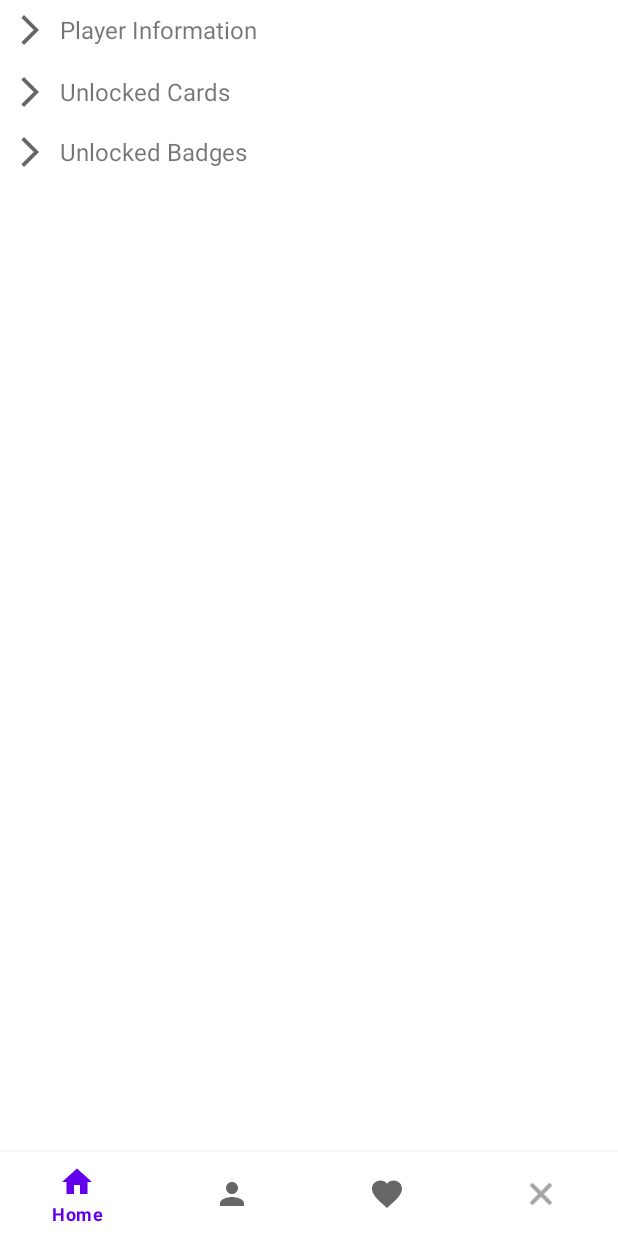
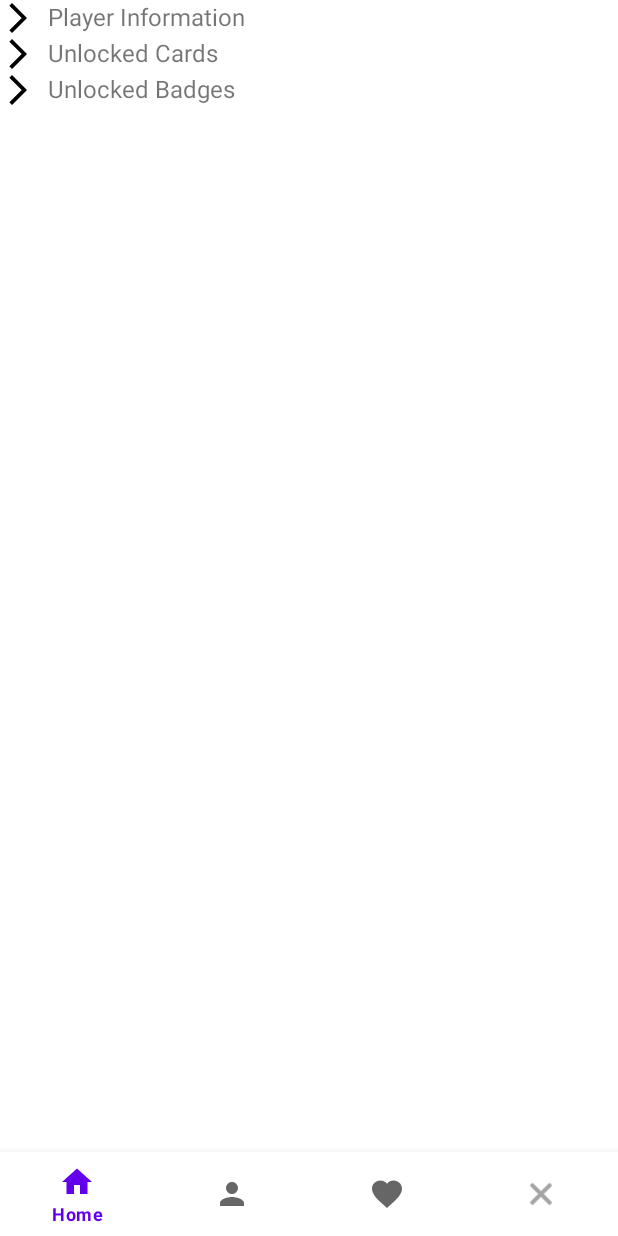
Before and after one commit to brayanVaccaro/brawlMobile, an Android app: the layout activity_clash_player.xml on its own in the app's theme, with its tools: preview values and no code run, on a phone screen of 412 x 824 dp. Run offline under Robolectric (Android 15) with nearby library versions, the phone set to English and light mode, and no system bars.

Commit message:
replaced LinearLayout with TextView that has app:drawableStartCompat attribute in player activities layout and related logic in activities

```diff
--- a/app/src/main/res/drawable/ic_arrow_down.xml
+++ b/app/src/main/res/drawable/ic_arrow_down.xml
@@ -6,6 +6,6 @@
     android:viewportWidth="24.0"
     android:viewportHeight="24.0">
     <path
-        android:fillColor="@android:color/white"
+        android:fillColor="@android:color/black"
         android:pathData="M12,16.41l-6.71,-6.7l1.42,-1.42l5.29,5.3l5.29,-5.3l1.42,1.42z" />
 </vector>
--- a/app/src/main/res/drawable/ic_arrow_forward.xml
+++ b/app/src/main/res/drawable/ic_arrow_forward.xml
@@ -5,8 +5,8 @@
     android:viewportWidth="24"
     android:viewportHeight="24"
     android:autoMirrored="true"
-    android:tint="?attr/colorControlNormal">
+    >
     <path
-        android:fillColor="@android:color/white"
+        android:fillColor="@android:color/black"
         android:pathData="M6.23,20.23l1.77,1.77l10,-10l-10,-10l-1.77,1.77l8.23,8.23z"/>
 </vector>
--- a/app/src/main/res/layout/activity_clash_player.xml
+++ b/app/src/main/res/layout/activity_clash_player.xml
@@ -19,33 +19,17 @@
             android:layout_width="match_parent"
             android:layout_height="wrap_content">
 
-            <LinearLayout
+            <TextView
                 android:id="@+id/expandPlayerInfo"
-                android:layout_width="match_parent"
+                android:layout_width="0dp"
                 android:layout_height="wrap_content"
-                android:orientation="horizontal"
-
-                android:padding="8dp"
+                android:drawablePadding="8dp"
+                android:text="@string/header_player_information"
+                android:textSize="16sp"
+                app:drawableStartCompat="@drawable/ic_arrow_forward"
                 app:layout_constraintEnd_toEndOf="parent"
                 app:layout_constraintStart_toStartOf="parent"
-                app:layout_constraintTop_toTopOf="parent">
-
-                <ImageView
-                    android:id="@+id/arrowIconPlayerInfo"
-                    android:layout_width="wrap_content"
-                    android:layout_height="wrap_content"
-                    android:src="@drawable/ic_arrow_forward" />
-
-                <TextView
-                    android:id="@+id/headerTextPlayerInfo"
-                    android:layout_width="wrap_content"
-                    android:layout_height="wrap_content"
-                    android:layout_gravity="center_vertical"
-                    android:layout_marginStart="8dp"
-                    android:text="Player Information"
-                    android:textSize="16sp" />
-
-            </LinearLayout>
+                app:layout_constraintTop_toTopOf="parent" />
 
             <androidx.recyclerview.widget.RecyclerView
                 android:id="@+id/playerRecyclerViewInfo"
@@ -57,34 +41,17 @@
 
             </androidx.recyclerview.widget.RecyclerView>
 
-            <LinearLayout
+            <TextView
                 android:id="@+id/expandUnlockedCards"
-                android:layout_width="match_parent"
+                android:layout_width="0dp"
                 android:layout_height="wrap_content"
-                android:layout_marginTop="1dp"
-                android:orientation="horizontal"
-
-                android:padding="8dp"
+                android:drawablePadding="8dp"
+                android:text="@string/header_unlocked_cards"
+                android:textSize="16sp"
+                app:drawableStartCompat="@drawable/ic_arrow_forward"
                 app:layout_constraintEnd_toEndOf="parent"
                 app:layout_constraintStart_toStartOf="parent"
-                app:layout_constraintTop_toBottomOf="@+id/playerRecyclerViewInfo">
-
-                <ImageView
-                    android:id="@+id/arrowIconUnlockedCards"
-                    android:layout_width="wrap_content"
-                    android:layout_height="wrap_content"
-                    android:src="@drawable/ic_arrow_forward" />
-
-                <TextView
-                    android:id="@+id/headerTextCards"
-                    android:layout_width="wrap_content"
-                    android:layout_height="wrap_content"
-                    android:layout_gravity="center_vertical"
-                    android:layout_marginStart="8dp"
-                    android:text="Unlocked Cards"
-                    android:textSize="16sp" />
-
-            </LinearLayout>
+                app:layout_constraintTop_toBottomOf="@id/playerRecyclerViewInfo" />
 
             <androidx.recyclerview.widget.RecyclerView
                 android:id="@+id/playerRecyclerViewCards"
@@ -94,33 +61,18 @@
                 app:layout_constraintStart_toStartOf="parent"
                 app:layout_constraintTop_toBottomOf="@+id/expandUnlockedCards" />
 
-            <LinearLayout
+            <TextView
                 android:id="@+id/expandUnlockedBadges"
-                android:layout_width="match_parent"
+                android:layout_width="0dp"
                 android:layout_height="wrap_content"
-                android:orientation="horizontal"
-
-                android:padding="8dp"
+                android:drawablePadding="8dp"
+                android:text="@string/header_unlocked_badges"
+                android:textSize="16sp"
+                app:drawableStartCompat="@drawable/ic_arrow_forward"
                 app:layout_constraintEnd_toEndOf="parent"
                 app:layout_constraintStart_toStartOf="parent"
-                app:layout_constraintTop_toBottomOf="@id/playerRecyclerViewCards">
+                app:layout_constraintTop_toBottomOf="@id/playerRecyclerViewCards" />
 
-                <ImageView
-                    android:id="@+id/arrowIconUnlockedBadges"
-                    android:layout_width="wrap_content"
-                    android:layout_height="wrap_content"
-                    android:src="@drawable/ic_arrow_forward" />
-
-                <TextView
-                    android:id="@+id/headerTextBadges"
-                    android:layout_width="wrap_content"
-                    android:layout_height="wrap_content"
-                    android:layout_gravity="center_vertical"
-                    android:layout_marginStart="8dp"
-                    android:text="Unlocked Badges"
-                    android:textSize="16sp" />
-
-            </LinearLayout>
 
             <androidx.recyclerview.widget.RecyclerView
                 android:id="@+id/playerRecyclerViewBadges"
--- a/app/src/main/res/layout/item_player_brawl_info.xml
+++ b/app/src/main/res/layout/item_player_brawl_info.xml
@@ -12,7 +12,7 @@
         android:id="@+id/playerTitle"
         android:layout_width="wrap_content"
         android:layout_height="wrap_content"
-        android:text="@string/header_profile_information"
+        android:text="@string/header_player_information"
         android:textSize="20sp"
         app:layout_constraintEnd_toEndOf="parent"
         app:layout_constraintStart_toStartOf="parent"
--- a/app/src/main/res/layout/item_player_clash_info.xml
+++ b/app/src/main/res/layout/item_player_clash_info.xml
@@ -6,7 +6,7 @@
 
     <TextView
         android:id="@+id/infoNameTextView"
-        android:layout_width="50dp"
+        android:layout_width="wrap_content"
         android:layout_height="wrap_content"
         app:layout_constraintStart_toStartOf="parent"
         app:layout_constraintTop_toTopOf="parent" />
--- a/app/src/main/res/values/strings.xml
+++ b/app/src/main/res/values/strings.xml
@@ -22,7 +22,7 @@
 
     <!-- BRAWL STARS -->
     <string name="favourite_brawlers">Favourite Brawlers</string>
-    <string name="header_profile_information">Profile Information</string>
+    <string name="header_player_information">Player Information</string>
     <string name="name">Name:</string>
     <string name="tag">Tag:</string>
     <string name="header_trophies">Trophies</string>
@@ -53,11 +53,14 @@
     <string name="placeholder_S2">placeholder_S2</string>
 
     <string name="brawl_stars">Brawl Stars</string>
+    <string name="header_unlocked_brawlers">Unlocked Brawlers</string>
 
     <!-- CLAS ROYALE -->
     <string name="favourite_cards">Favourite Cards</string>
     <string name="clash_royale">Clash Royale</string>
     <string name="card_normal">Normal</string>
     <string name="card_evolution">Evolution</string>
+    <string name="header_unlocked_cards">Unlocked Cards</string>
+    <string name="header_unlocked_badges">Unlocked Badges</string>
 
 </resources>
```
Also changed, not shown: app/src/main/java/com/example/brawlmobile/activity/brawlStars/BrawlPlayerActivity.kt (+54 -43 lines), app/src/main/java/com/example/brawlmobile/activity/clashRoyale/ClashPlayerActivity.kt (+98 -91 lines), app/src/main/res/layout/activity_brawl_player.xml (+16 -48 lines).
